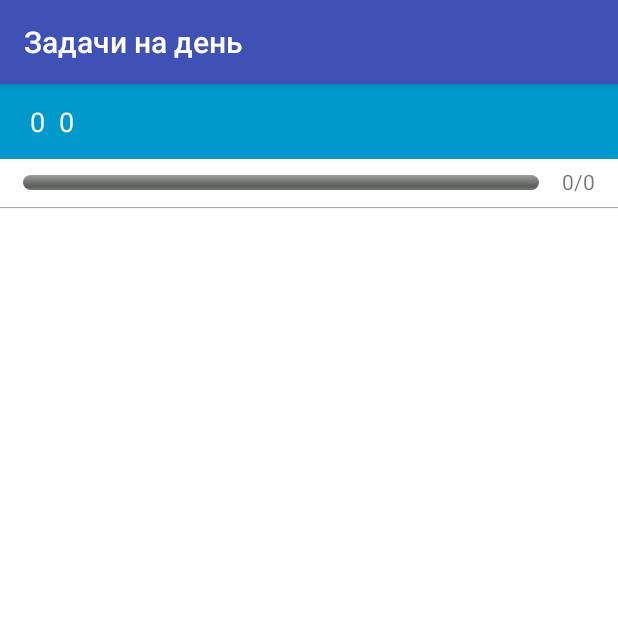
After one commit to deniskond/EasyOrg, an Android app: the DayTasks screen opened directly, with no data from a screen before it, on a phone screen of 412 x 824 dp, the top half of it. The commit adds this screen. Run offline under Robolectric (Android 15) with nearby library versions, the phone set to English and light mode, and no system bars.

Commit message:
fixes #51 fixes #49 fixes #64

```diff
--- a/app/src/main/AndroidManifest.xml
+++ b/app/src/main/AndroidManifest.xml
@@ -36,6 +36,8 @@
         </activity>
         <activity android:name=".TaskCalendar.TaskCalendar" android:label="Календарь задач">
         </activity>
+        <activity android:name=".TaskCalendar.DayTasks" android:label="Задачи на день">
+        </activity>
     </application>
 
 </manifest>
--- a/app/src/main/java/nosfie/easyorg/DataStructures/CustomDate.java
+++ b/app/src/main/java/nosfie/easyorg/DataStructures/CustomDate.java
@@ -4,10 +4,15 @@ public class CustomDate {
     public int day;
     public int month;
     public int year;
-    CustomDate() {
+    public CustomDate() {
         this.day = 0;
         this.month = 0;
         this.year = 0;
+    }
+    public CustomDate(int year, int month, int day) {
+        this.year = year;
+        this.month = month;
+        this.day = day;
     }
 
     @Override
--- /dev/null
+++ b/app/src/main/java/nosfie/easyorg/TaskCalendar/DayTasks.java
@@ -0,0 +1,127 @@
+package nosfie.easyorg.TaskCalendar;
+
+import android.database.Cursor;
+import android.database.sqlite.SQLiteDatabase;
+import android.os.Bundle;
+import android.support.v7.app.AppCompatActivity;
+import android.widget.LinearLayout;
+import android.widget.ProgressBar;
+import android.widget.TextView;
+
+import java.util.ArrayList;
+import java.util.concurrent.Callable;
+
+import nosfie.easyorg.Constants;
+import nosfie.easyorg.DataStructures.CustomDate;
+import nosfie.easyorg.DataStructures.Task;
+import nosfie.easyorg.DataStructures.Timespan;
+import nosfie.easyorg.Database.TasksConnector;
+import nosfie.easyorg.R;
+import nosfie.easyorg.TaskList.TaskView;
+
+import static nosfie.easyorg.Helpers.DateStringsHelper.*;
+
+public class DayTasks extends AppCompatActivity {
+
+    SQLiteDatabase DB;
+    TasksConnector tasksConnector;
+    LinearLayout taskList;
+    ArrayList<Task> tasks = new ArrayList<>();
+    TextView progressBarText, timespanText;
+    ProgressBar progressBar;
+    int day = 0, month = 0, year = 0;
+
+    @Override
+    protected void onCreate(Bundle savedInstanceState) {
+        super.onCreate(savedInstanceState);
+        setContentView(R.layout.day_tasks);
+        tasksConnector = new TasksConnector(getApplicationContext(), Constants.DB_NAME, null, 1);
+        taskList = (LinearLayout)findViewById(R.id.task_list);
+        progressBarText = (TextView)findViewById(R.id.progressBarText);
+        progressBar = (ProgressBar)findViewById(R.id.mprogressBar);
+        timespanText = (TextView)findViewById(R.id.timespan_text);
+
+        Bundle extras = getIntent().getExtras();
+        if (extras != null) {
+            day = extras.getInt("day");
+            month = extras.getInt("month");
+            year = extras.getInt("year");
+        }
+
+        timespanText.setText(day + " " + getHumanMonthNameGenitive(month) + " " + year);
+
+        getTasks();
+        redrawProgressBar();
+    }
+
+    protected void getTasks() {
+        tasks.clear();
+        taskList.removeAllViews();
+        DB = tasksConnector.getReadableDatabase();
+        CustomDate today = new CustomDate(year, month, day);
+        String todayStr = today.toString();
+
+        String columns[] = {"_id", "name", "type", "startDate", "startTime", "count",
+                "reminder", "endDate", "shoppingList", "status", "currentCount", "shoppingListState"};
+
+        Cursor cursor = DB.query("tasks", columns, "endDate = '" + todayStr + "'",
+                null, null, null, "startTime");
+
+        if (cursor != null) {
+            cursor.moveToFirst();
+            if (cursor.moveToFirst()) {
+                do {
+                    Task task = new Task(
+                            cursor.getInt(0),
+                            cursor.getString(1),
+                            cursor.getString(2),
+                            cursor.getString(3),
+                            cursor.getString(4),
+                            cursor.getInt(5),
+                            cursor.getInt(6),
+                            cursor.getString(7),
+                            cursor.getString(8),
+                            cursor.getString(9),
+                            cursor.getInt(10),
+                            cursor.getString(11)
+                    );
+                    tasks.add(task);
+                } while (cursor.moveToNext());
+            }
+        }
+        DB.close();
+
+        int num = 1;
+        for (Task task: tasks) {
+            LinearLayout taskRow = TaskView.getTaskRow(
+                    DayTasks.this, num, task, Timespan.TODAY, new Callable() {
+                        @Override
+                        public Object call() throws Exception {
+                            redrawProgressBar();
+                            getTasks();
+                            return null;
+                        }
+                    });
+            taskList.addView(taskRow);
+            num++;
+        }
+        redrawProgressBar();
+    }
+
+    protected void redrawProgressBar() {
+        int taskCount = tasks.size();
+        int tasksDone = 0;
+        for (Task task: tasks)
+            if (task.status == Task.STATUS.DONE)
+                tasksDone++;
+        progressBarText.setText(Integer.toString(tasksDone) + "/" + Integer.toString(taskCount));
+        progressBar.setProgress((int)((double)tasksDone / (double)taskCount * 100));
+    }
+
+    @Override
+    protected void onResume() {
+        super.onResume();
+        getTasks();
+        redrawProgressBar();
+    }
+}
--- a/app/src/main/java/nosfie/easyorg/TaskList/TaskList.java
+++ b/app/src/main/java/nosfie/easyorg/TaskList/TaskList.java
@@ -327,4 +327,10 @@ public class TaskList extends AppCompatActivity {
         return yearTasks;
     }
 
+    @Override
+    protected void onResume() {
+        super.onResume();
+        getTasks();
+        redrawProgressBar();
+    }
 }
--- a/app/src/main/java/nosfie/easyorg/TaskList/TaskView.java
+++ b/app/src/main/java/nosfie/easyorg/TaskList/TaskView.java
@@ -300,8 +300,6 @@ public class TaskView {
                 intent.putExtra("taskName", task.name + " " + task.customEndDate.toString());
                 intent.putExtra("shoppingList", task.shoppingList);
                 intent.putExtra("shoppingListState", task.shoppingListState);
-                intent.putExtra("timespan", timespan.toString());
-                intent.putExtra("returnActivity", "TaskList");
                 context.startActivity(intent);
         }
     }
@@ -967,8 +965,6 @@ public class TaskView {
                         intent.putExtra("id", task.id);
                         intent.putExtra("taskName", task.name + " " + task.customEndDate.toString());
                         intent.putExtra("shoppingList", task.shoppingList);
-                        intent.putExtra("timespan", timespan.toString());
-                        intent.putExtra("returnActivity", "TaskList");
                         context.startActivity(intent);
                         break;
                     case 2:
--- /dev/null
+++ b/app/src/main/res/layout/day_tasks.xml
@@ -0,0 +1,74 @@
+<?xml version="1.0" encoding="utf-8"?>
+<LinearLayout xmlns:android="http://schemas.android.com/apk/res/android"
+    android:orientation="vertical" android:layout_width="match_parent"
+    android:layout_height="match_parent">
+
+    <LinearLayout
+        android:id="@+id/timespan_button"
+        android:layout_width="match_parent"
+        android:layout_height="50dp"
+        android:background="@android:color/holo_blue_dark"
+        android:gravity="center_vertical"
+        android:orientation="horizontal"
+        android:paddingLeft="20dp"
+        android:paddingRight="20dp"
+        android:weightSum="100">
+
+        <TextView
+            android:id="@+id/timespan_text"
+            android:layout_width="wrap_content"
+            android:layout_height="wrap_content"
+            android:layout_weight="98"
+            android:text="Задачи на сегодня"
+            android:textColor="#ffffff"
+            android:textSize="18sp" />
+
+    </LinearLayout>
+
+    <LinearLayout
+        android:layout_width="match_parent"
+        android:layout_height="wrap_content"
+        android:background="@drawable/border_bottom"
+        android:orientation="horizontal"
+        android:paddingBottom="7dp"
+        android:paddingTop="5dp">
+
+        <ProgressBar
+            android:id="@+id/mprogressBar"
+            style="@android:style/Widget.DeviceDefault.Light.ProgressBar.Horizontal"
+            android:layout_width="0dp"
+            android:layout_height="10dp"
+            android:layout_marginBottom="5dp"
+            android:layout_marginTop="5dp"
+            android:layout_weight="1"
+            android:indeterminate="false"
+            android:paddingEnd="15dp"
+            android:paddingLeft="15dp"
+            android:paddingRight="15dp"
+            android:paddingStart="15dp"
+            android:progress="0"
+            android:progressDrawable="@drawable/progressbar" />
+
+        <TextView
+            android:id="@+id/progressBarText"
+            android:layout_width="wrap_content"
+            android:layout_height="wrap_content"
+            android:layout_marginEnd="15dp"
+            android:text="0/0"
+            android:textAlignment="center" />
+    </LinearLayout>
+
+    <ScrollView
+        android:layout_width="match_parent"
+        android:layout_height="match_parent"
+        android:background="#ffffff">
+
+        <LinearLayout
+            android:id="@+id/task_list"
+            android:layout_width="match_parent"
+            android:layout_height="wrap_content"
+            android:orientation="vertical">
+
+        </LinearLayout>
+    </ScrollView>
+</LinearLayout>
```
Also changed, not shown: app/src/main/java/nosfie/easyorg/Helpers/DateStringsHelper.java (added, +77 -0 lines), app/src/main/java/nosfie/easyorg/TaskCalendar/TaskCalendar.java (+30 -57 lines), app/src/main/java/nosfie/easyorg/TaskList/EditShoppingList.java (+2 -14 lines), app/src/main/java/nosfie/easyorg/TaskList/ShoppingList.java (+3 -28 lines).
